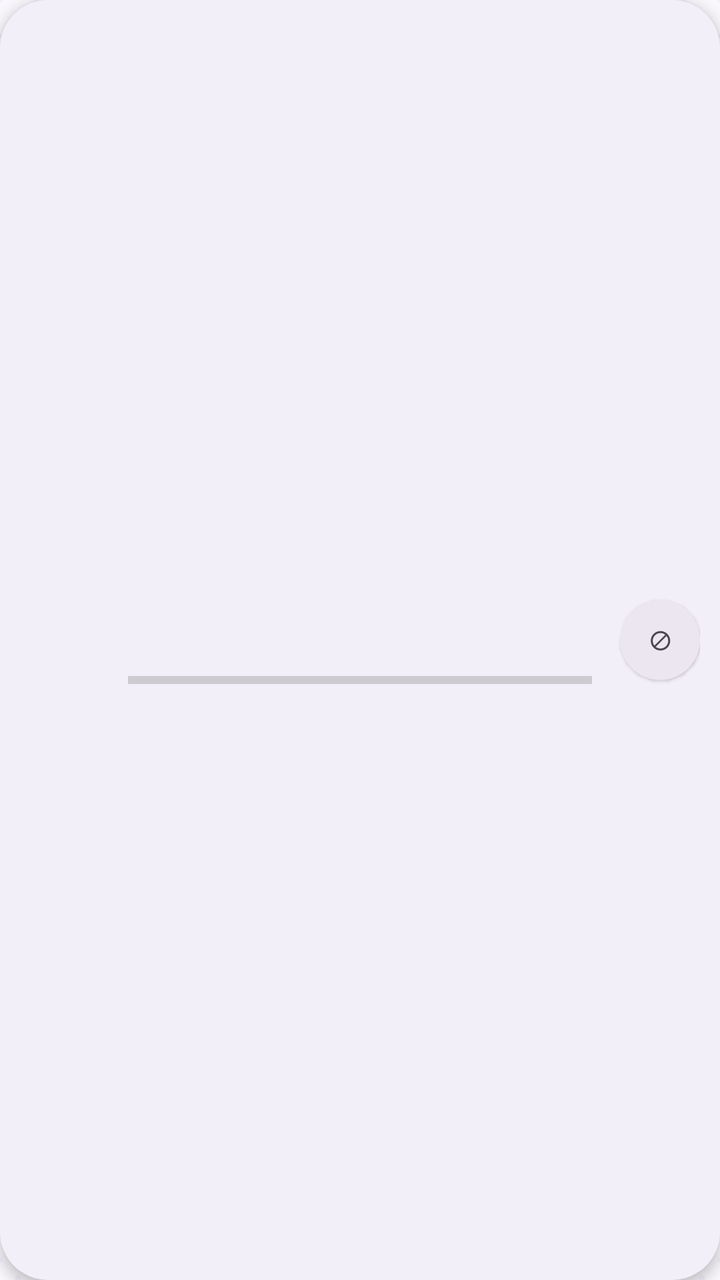
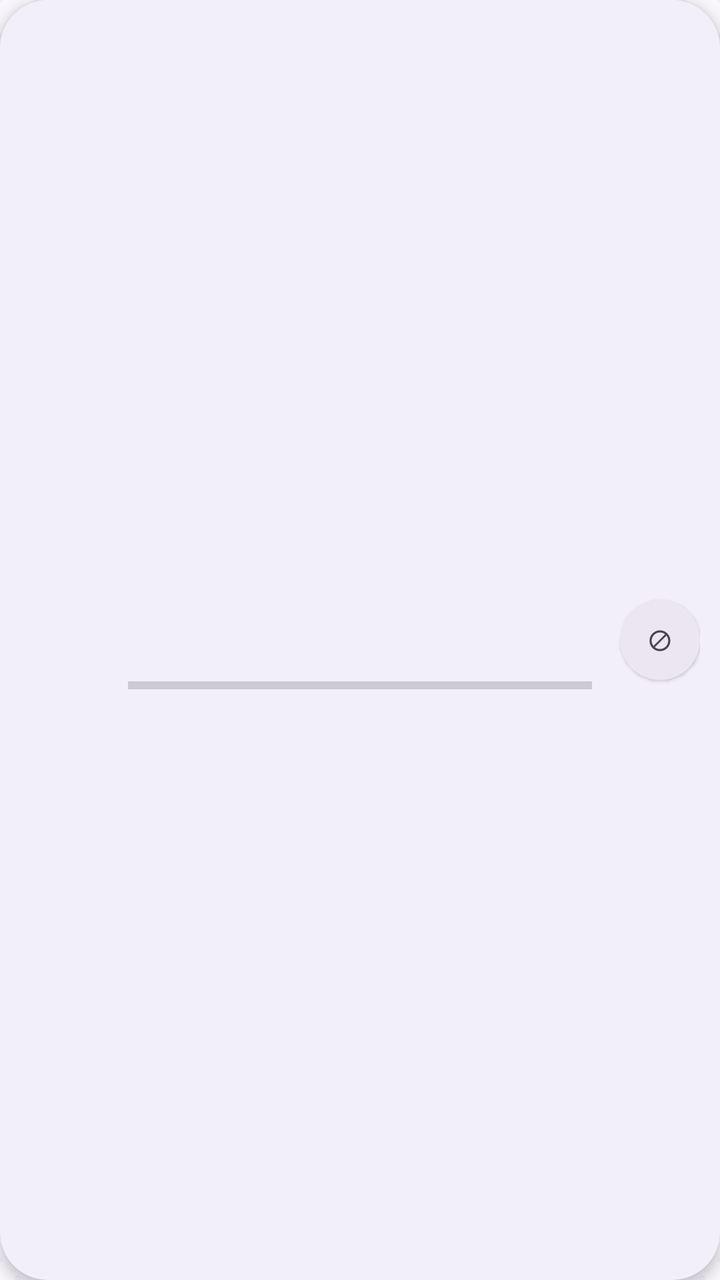

The first picture is an Android layout as it rendered before a commit; the second is the same layout after the commit. The layout source and the unified diff follow.
<!-- AndroidManifest.xml: application theme AppTheme -->
<!-- res/layout/item_bead_count.xml -->
<?xml version="1.0" encoding="utf-8"?>
<LinearLayout xmlns:android="http://schemas.android.com/apk/res/android"
    android:layout_width="match_parent"
    android:layout_height="wrap_content"
    android:layout_marginStart="10dp"
    android:layout_marginTop="7dp"
    android:layout_marginEnd="10dp"
    android:background="@drawable/bg_card"
    android:elevation="4dp"
    android:gravity="center_vertical"
    android:orientation="horizontal"
    android:padding="10dp">

    <FrameLayout
        android:layout_width="42dp"
        android:layout_height="42dp">

        <View
            android:id="@+id/swatch"
            android:layout_width="match_parent"
            android:layout_height="match_parent" />

        <TextView
            android:id="@+id/tvSymbol"
            android:layout_width="match_parent"
            android:layout_height="match_parent"
            android:gravity="center"
            android:textSize="15sp"
            android:textStyle="bold" />
    </FrameLayout>

    <LinearLayout
        android:layout_width="0dp"
        android:layout_height="wrap_content"
        android:layout_marginStart="12dp"
        android:layout_weight="1"
        android:orientation="vertical">

        <TextView
            android:id="@+id/tvName"
            android:layout_width="wrap_content"
            android:layout_height="wrap_content"
            android:textColor="@color/textMain"
            android:textSize="14sp"
            android:textStyle="bold" />

        <TextView
            android:id="@+id/tvBrand"
            android:layout_width="wrap_content"
            android:layout_height="wrap_content"
            android:layout_marginTop="2dp"
            android:textColor="@color/textSub"
            android:textSize="10sp" />

        <TextView
            android:id="@+id/tvSub"
            android:layout_width="wrap_content"
            android:layout_height="wrap_content"
            android:layout_marginTop="2dp"
            android:textColor="@color/colorSuccess"
            android:textSize="10sp"
            android:textStyle="bold"
            android:visibility="gone" />

        <ProgressBar
            android:id="@+id/pb"
            style="?android:attr/progressBarStyleHorizontal"
            android:layout_width="match_parent"
            android:layout_height="5dp"
            android:layout_marginTop="6dp" />
    </LinearLayout>

    
    <LinearLayout
        android:layout_width="wrap_content"
        android:layout_height="wrap_content"
        android:layout_marginStart="8dp"
        android:gravity="end"
        android:orientation="vertical">

        <TextView
            android:id="@+id/tvCount"
            android:layout_width="wrap_content"
            android:layout_height="wrap_content"
            android:textColor="@color/textMain"
            android:textSize="14sp"
            android:textStyle="bold" />

        <TextView
            android:id="@+id/tvPercent"
            android:layout_width="wrap_content"
            android:layout_height="wrap_content"
            android:layout_marginTop="2dp"
            android:textColor="@color/textSub"
            android:textSize="11sp" />

        <TextView
            android:id="@+id/tvInv"
            android:layout_width="wrap_content"
            android:layout_height="wrap_content"
            android:layout_marginTop="2dp"
            android:textSize="10sp"
            android:textStyle="bold" />
    </LinearLayout>

    
    <TextView
        android:id="@+id/btnExclude"
        android:layout_width="40dp"
        android:layout_height="40dp"
        android:layout_marginStart="6dp"
        android:background="@drawable/bg_chip"
        android:clickable="true"
        android:elevation="1dp"
        android:focusable="true"
        android:gravity="center"
        android:contentDescription="@string/btn_exclude_short"
        android:text="⊘"
        android:textColor="@color/textSub"
        android:textSize="14sp" />
</LinearLayout>
<!-- resources referenced by this layout -->
<resources>
  <color name="colorSuccess">#2E9E6B</color>
  <color name="textMain">#1D1B20</color>
  <color name="textSub">#49454F</color>
  <!-- drawable bg_card (drawable) -->
  <?xml version="1.0" encoding="utf-8"?>
  <shape xmlns:android="http://schemas.android.com/apk/res/android"
      android:shape="rectangle">
      <solid android:color="@color/colorSurface" />
      <corners android:radius="24dp" />
  </shape>
  <!-- drawable bg_chip (drawable) -->
  <?xml version="1.0" encoding="utf-8"?>
  <selector xmlns:android="http://schemas.android.com/apk/res/android">
      <item android:state_selected="true">
          <shape android:shape="rectangle">
              <solid android:color="@color/primaryContainer" />
              <corners android:radius="20dp" />
          </shape>
      </item>
      <item android:state_checked="true">
          <shape android:shape="rectangle">
              <solid android:color="@color/primaryContainer" />
              <corners android:radius="20dp" />
          </shape>
      </item>
      <item>
          <shape android:shape="rectangle">
              <solid android:color="@color/subsurface" />
              <corners android:radius="20dp" />
          </shape>
      </item>
  </selector>
  <string name="btn_exclude_short">⊘ 排除此色</string>
  <style name="AppTheme" parent="android:Theme.Material.Light.NoActionBar">
          <item name="android:colorPrimary">@color/primary</item>
          <item name="android:colorPrimaryDark">@color/bg</item>
          <item name="android:colorAccent">@color/primary</item>
          <item name="android:statusBarColor">@color/bg</item>
          <item name="android:navigationBarColor">@color/bg</item>
          <item name="android:windowBackground">@drawable/bg_pegboard</item>
          <item name="android:windowLightStatusBar">true</item>
          
          <item name="android:alertDialogTheme">@style/CandyAlertDialog</item>
      </style>
  <color name="colorSurface">#F3EFF9</color>
  <color name="primaryContainer">#EADDFF</color>
  <color name="subsurface">#ECE6F0</color>
  <color name="primary">#6750A4</color>
  <color name="bg">#FEF7FF</color>
  <!-- drawable bg_pegboard (drawable) -->
  <?xml version="1.0" encoding="utf-8"?>
  <bitmap xmlns:android="http://schemas.android.com/apk/res/android"
      android:src="@drawable/tile_pegboard"
      android:tileModeX="repeat"
      android:tileModeY="repeat" />
  <style name="CandyAlertDialog" parent="android:Theme.Material.Light.Dialog.Alert">
          <item name="android:windowBackground">@drawable/bg_dialog</item>
          <item name="android:colorAccent">@color/primary</item>
          <item name="android:textColorPrimary">@color/textMain</item>
          <item name="android:textColorSecondary">@color/textSub</item>
          <item name="android:windowMinWidthMinor">85%</item>
      </style>
  <!-- drawable tile_pegboard: png bitmap (drawable-night-nodpi, 262 bytes) -->
  <!-- drawable bg_dialog (drawable) -->
  <?xml version="1.0" encoding="utf-8"?>
  <shape xmlns:android="http://schemas.android.com/apk/res/android"
      android:shape="rectangle">
      <solid android:color="@color/card" />
      <corners android:radius="28dp" />
  </shape>
  <color name="card">#FFFFFF</color>
</resources>

<!-- the commit's change to res/layout/item_bead_count.xml (unified diff, before → after) -->
@@ -41,7 +41,7 @@
             android:layout_width="wrap_content"
             android:layout_height="wrap_content"
             android:textColor="@color/textMain"
-            android:textSize="14sp"
+            android:textSize="15sp"
             android:textStyle="bold" />
 
         <TextView
@@ -50,7 +50,7 @@
             android:layout_height="wrap_content"
             android:layout_marginTop="2dp"
             android:textColor="@color/textSub"
-            android:textSize="10sp" />
+            android:textSize="13sp" />
 
         <TextView
             android:id="@+id/tvSub"
@@ -58,7 +58,7 @@
             android:layout_height="wrap_content"
             android:layout_marginTop="2dp"
             android:textColor="@color/colorSuccess"
-            android:textSize="10sp"
+            android:textSize="13sp"
             android:textStyle="bold"
             android:visibility="gone" />
 
@@ -83,7 +83,7 @@
             android:layout_width="wrap_content"
             android:layout_height="wrap_content"
             android:textColor="@color/textMain"
-            android:textSize="14sp"
+            android:textSize="15sp"
             android:textStyle="bold" />
 
         <TextView
@@ -92,14 +92,14 @@
             android:layout_height="wrap_content"
             android:layout_marginTop="2dp"
             android:textColor="@color/textSub"
-            android:textSize="11sp" />
+            android:textSize="13sp" />
 
         <TextView
             android:id="@+id/tvInv"
             android:layout_width="wrap_content"
             android:layout_height="wrap_content"
             android:layout_marginTop="2dp"
-            android:textSize="10sp"
+            android:textSize="13sp"
             android:textStyle="bold" />
     </LinearLayout>
 
@@ -117,5 +117,5 @@
         android:contentDescription="@string/btn_exclude_short"
         android:text="⊘"
         android:textColor="@color/textSub"
-        android:textSize="14sp" />
+        android:textSize="15sp" />
 </LinearLayout>
<!-- resource entries referenced after the edit -->
@@ -62,7 +62,7 @@
           <item name="android:textColorSecondary">@color/textSub</item>
           <item name="android:windowMinWidthMinor">85%</item>
       </style>
-  <!-- drawable tile_pegboard: png bitmap (drawable-night-nodpi, 262 bytes) -->
+  <!-- drawable tile_pegboard: png bitmap (drawable-night-nodpi, 279 bytes) -->
   <!-- drawable bg_dialog (drawable) -->
   <?xml version="1.0" encoding="utf-8"?>
   <shape xmlns:android="http://schemas.android.com/apk/res/android"
